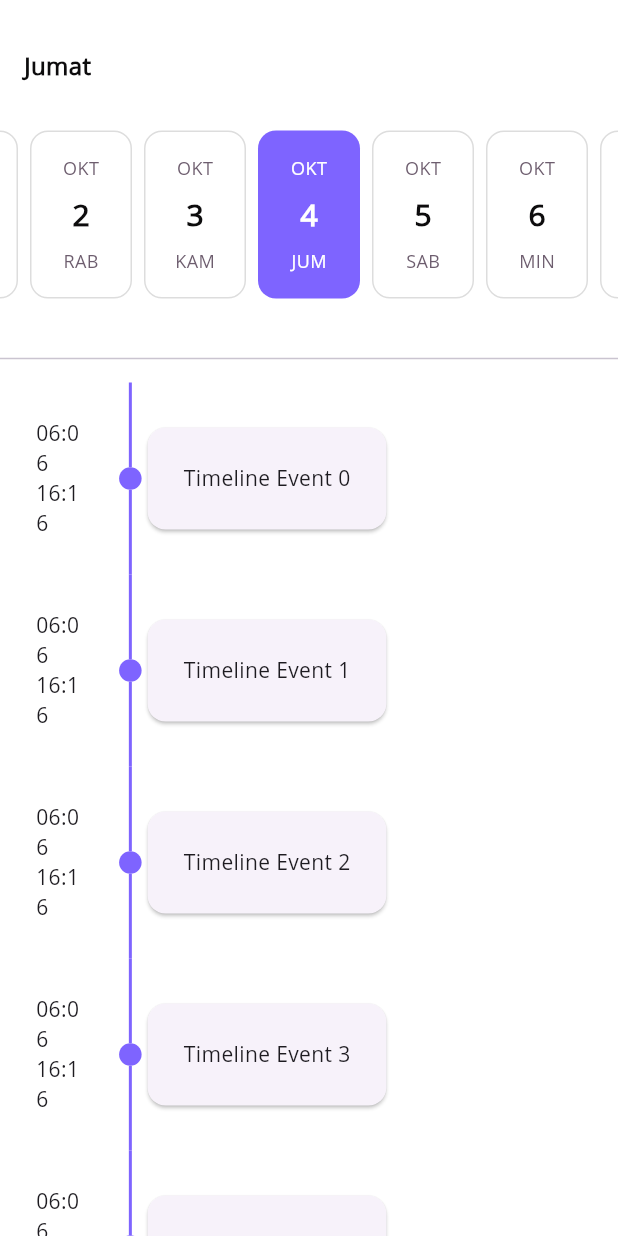
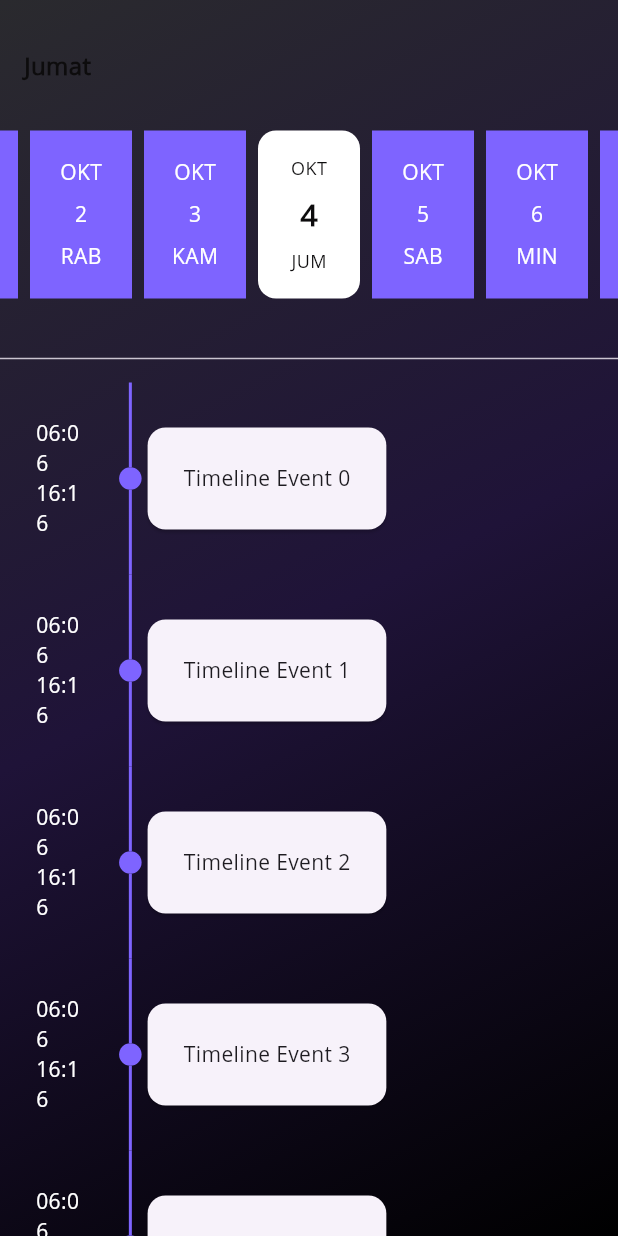
Before and after one commit to aatiocode/on_time, a Flutter app: the ScheduleScreen screen opened directly, on a phone screen of 412 x 824 dp. Run offline on Flutter 3.47's test engine with Material 3 defaults, Android fonts, the phone set to English and light mode, and no system bars; drawn by our look-alikes of easy_date_timeline, timelines; our stand-ins replace bloc, dartz, dio, flutter_svg, get_it, logger and 1 more; missing offline and left inert: floating_action_bubble; accounts and stored records are empty.

Commit message:
change color timeline

```diff
--- a/lib/presentation/feature/schedule/schedule_screen.dart
+++ b/lib/presentation/feature/schedule/schedule_screen.dart
@@ -1,6 +1,7 @@
 import 'package:flutter/material.dart';
 import 'package:on_time/presentation/widgets/timeline.dart';
 import '../../widgets/date_time_line.dart';
+import '../../widgets/default_background.dart';
 
 class ScheduleScreen extends StatefulWidget {
   const ScheduleScreen({super.key});
@@ -11,7 +12,9 @@ class _ScheduleScreenState extends State<ScheduleScreen> {
   @override
   Widget build(BuildContext context) {
     return Scaffold(
-      body: const SingleChildScrollView(
+      body: Container(
+        decoration: DefaultBackground().backgroundGradient(context),
+        child: const SingleChildScrollView(
           child: Column(
             mainAxisAlignment: MainAxisAlignment.start,
             children: [
@@ -23,6 +26,7 @@ class _ScheduleScreenState extends State<ScheduleScreen> {
             ],
           ),
         ),
+      ),
     );
   }
 }
--- a/lib/presentation/widgets/date_time_line.dart
+++ b/lib/presentation/widgets/date_time_line.dart
@@ -31,7 +31,7 @@ class _EasyInfiniteDateTimeLineExampleState
       children: [
         EasyInfiniteDateTimeLine(
           locale: "id_ID",
-          activeColor: Color(0xFF7E64FF),
+          activeColor: Colors.white,
           selectionMode: const SelectionMode.autoCenter(),
           controller: _controller,
           firstDate: DateTime(currentYear),
@@ -42,6 +42,24 @@ class _EasyInfiniteDateTimeLineExampleState
               _focusDate = selectedDate;
             });
           },
+          dayProps: const EasyDayProps(
+              inactiveDayStyle: DayStyle(
+                decoration: BoxDecoration(
+                  color: Color(0xFF7E64FF)
+                ),
+                dayStrStyle: TextStyle(color: Colors.white),
+                dayNumStyle: TextStyle(color: Colors.white),
+                monthStrStyle: TextStyle(color: Colors.white),
+              ),
+            todayStyle: DayStyle(
+              decoration: BoxDecoration(
+                  color: Color(0xFF7E64FF)
+              ),
+              dayStrStyle: TextStyle(color: Colors.white),
+              dayNumStyle: TextStyle(color: Colors.white),
+              monthStrStyle: TextStyle(color: Colors.white),
+            )
+          ),
         ),
         const SizedBox(
           height: 16,
--- a/lib/presentation/widgets/timeline.dart
+++ b/lib/presentation/widgets/timeline.dart
@@ -22,7 +22,11 @@ class _TimelineScreenState extends State<TimelineScreen> {
           )),
           oppositeContentsBuilder: (context, index) => Padding(
             padding: const EdgeInsets.all(24.0),
-            child: Text('06:06\n16:16'),
+            child: Text('06:06\n16:16',
+              style: TextStyle(
+                  color: Colors.white
+              ),
+            ),
           ),
           itemCount: 13,
         ),
```
Lines whose indentation alone changed are shown as unchanged.
